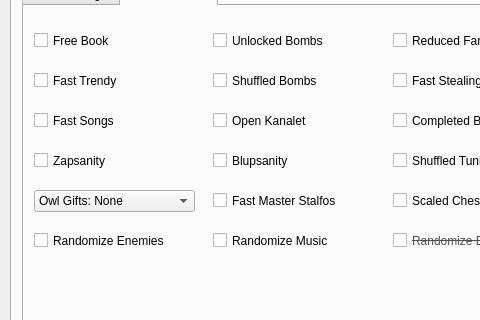
Owen-Splat/LAS-Randomizer, file UI/ui_form.ui: the form before one commit; both pictures show x 0 to 480 and y 160 to 480 of the 780 by 640 pixel window.
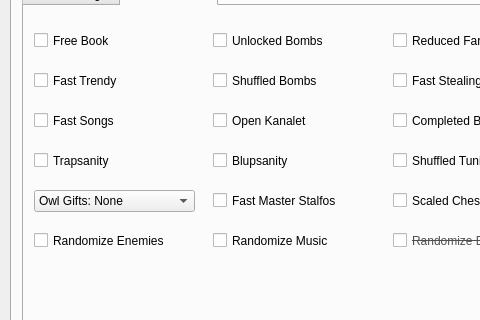
The form after the commit. The open tabs and pages were chosen to show the change.

```diff
--- a/UI/ui_form.ui
+++ b/UI/ui_form.ui
@@ -1205,7 +1205,7 @@
          <string>Increases the number of potential zap traps over tenfold&lt;br&gt;&lt;/br&gt;This also allows them to be placed anywhere, not just in chests</string>
         </property>
         <property name="text">
-         <string>Zapsanity</string>
+         <string>Trapsanity</string>
         </property>
        </widget>
        <widget class="QCheckBox" name="musicCheck">
```
Left out of the diff: 4 changed lines with no effect on the pictures.
